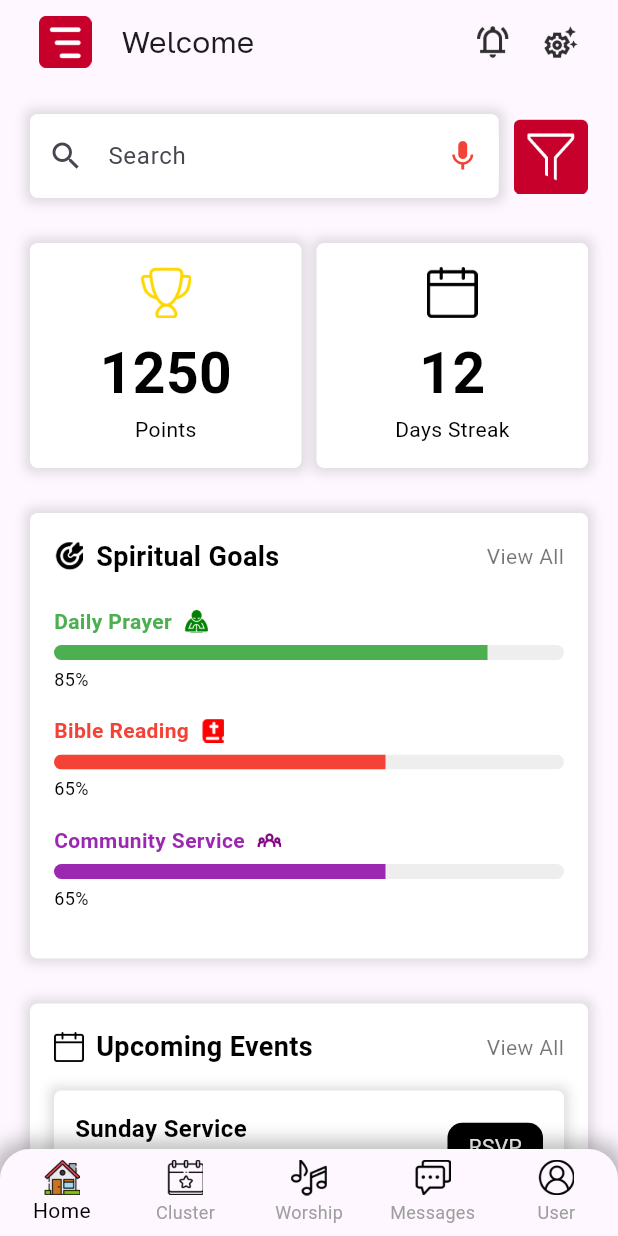
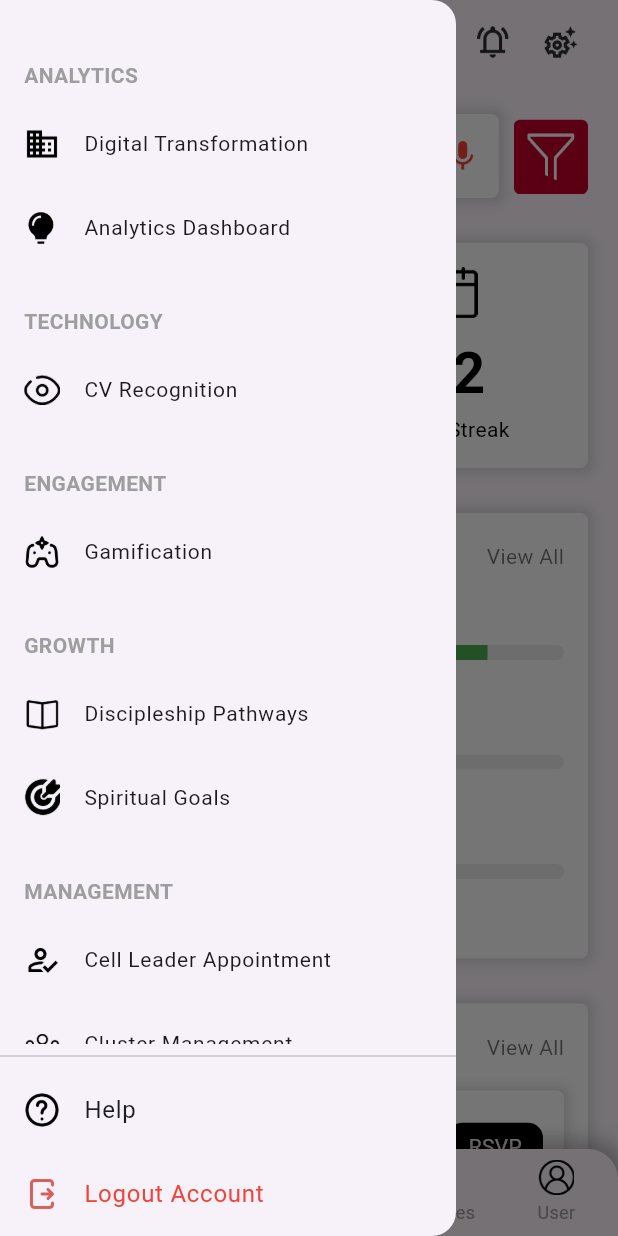
Before and after one commit to PhilipNzube/bcci_platform, a Flutter app: the screen it shows after launch, with the side drawer open (before the commit the screen has no drawer), on a phone screen of 412 x 824 dp. Run offline on Flutter 3.47's test engine with Material 3 defaults, Android fonts, the light colour scheme and no system bars; our stand-ins replace carousel_slider, connectivity_plus, flutter_secure_storage, shared_preferences.

Commit message:
update 9 files

```diff
--- a/lib/presentation/screens/home_page/home_page.dart
+++ b/lib/presentation/screens/home_page/home_page.dart
@@ -8,7 +8,8 @@ import 'package:flutter/material.dart' hide CarouselController;
 import 'package:provider/provider.dart';
 
 class HomePage extends StatefulWidget {
-  const HomePage({super.key});
+  final GlobalKey<ScaffoldState> scaffoldKey;
+  const HomePage({super.key, required this.scaffoldKey});
 
   @override
   State<HomePage> createState() => _HomePageState();
@@ -33,9 +34,11 @@ class _HomePageState extends State<HomePage>
                   child: Row(
                     children: [
                       InkWell(
-                        onTap: () {},
+                        onTap: () =>
+                            widget.scaffoldKey.currentState?.openDrawer(),
                         child: Image.asset('images/Menu.png', height: 35),
                       ),
+
                       Gap(20, isHorizontal: true),
                       Text(
                         'Welcome',
--- a/lib/presentation/screens/main_app/main_app.dart
+++ b/lib/presentation/screens/main_app/main_app.dart
@@ -1,5 +1,6 @@
 import 'package:bcci_platform/presentation/screens/cluster_page/cluster_page.dart';
 import 'package:bcci_platform/presentation/screens/home_page/home_page.dart';
+import 'package:bcci_platform/presentation/screens/main_app/widgets/app_side_bar.dart';
 import 'package:bcci_platform/presentation/screens/messages_page/messages_page.dart';
 import 'package:bcci_platform/presentation/screens/user_page/user_page.dart';
 import 'package:bcci_platform/presentation/screens/worship_page/worship_page.dart';
@@ -48,12 +49,26 @@ class _MainAppState extends State<MainApp> with TickerProviderStateMixin {
 
     return CustomBackHandler(
       child: Scaffold(
+        key: _scaffoldKey,
+        drawer: AppSidebar(
+          onItemTap: (label) {
+            Navigator.pop(context); // Always close the drawer first
+            /*
+  if (label == "Analytics Dashboard") {
+    // Navigate to analytics dashboard page
+    Navigator.pushNamed(context, '/analytics');
+  } else if (label == "CV Recognition") {
+  This is how you map the functions for each item, make sure the labels rhyme though.
+  */
+            print('Tapped on $label');
+          },
+        ),
         extendBody: true,
         body: SafeArea(
           child: IndexedStack(
             index: navController.selectedIndex,
             children: [
-              HomePage(),
+              HomePage(scaffoldKey: _scaffoldKey),
               ClusterPage(),
               WorshipPage(),
               MessagesPage(),
--- /dev/null
+++ b/lib/presentation/screens/main_app/widgets/app_side_bar.dart
@@ -0,0 +1,131 @@
+import 'package:bcci_platform/presentation/screens/main_app/widgets/side_bar_item.dart';
+import 'package:bcci_platform/presentation/screens/main_app/widgets/side_bar_section.dart';
+import 'package:flutter/material.dart';
+
+class AppSidebar extends StatelessWidget {
+  final void Function(String label)? onItemTap;
+
+  const AppSidebar({super.key, this.onItemTap});
+
+  @override
+  Widget build(BuildContext context) {
+    return Drawer(
+      child: SafeArea(
+        child: Column(
+          crossAxisAlignment: CrossAxisAlignment.start,
+          children: [
+            Expanded(
+              child: SingleChildScrollView(
+                padding: const EdgeInsets.all(16),
+                child: Column(
+                  crossAxisAlignment: CrossAxisAlignment.start,
+                  children: [
+                    SideBarSection(
+                      header: "ANALYTICS",
+                      items: [
+                        SideBarItem(
+                          label: "Digital Transformation",
+                          iconPath: 'images/Digital_Transformation.png',
+                          onItemTap: onItemTap,
+                        ),
+                        SideBarItem(
+                          label: "Analytics Dashboard",
+                          iconPath: 'images/Analytics.png',
+                          onItemTap: onItemTap,
+                        ),
+                      ],
+                    ),
+                    SideBarSection(
+                      header: "TECHNOLOGY",
+                      items: [
+                        SideBarItem(
+                          label: "CV Recognition",
+                          iconPath: 'images/CV_Recognition.png',
+                          onItemTap: onItemTap,
+                        ),
+                      ],
+                    ),
+                    SideBarSection(
+                      header: "ENGAGEMENT",
+                      items: [
+                        SideBarItem(
+                          label: "Gamification",
+                          iconPath: 'images/Gamification.png',
+                          onItemTap: onItemTap,
+                        ),
+                      ],
+                    ),
+                    SideBarSection(
+                      header: "GROWTH",
+                      items: [
+                        SideBarItem(
+                          label: "Discipleship Pathways",
+                          iconPath: 'images/Daily_Reading.png',
+                        ),
+                        SideBarItem(
+                          label: "Spiritual Goals",
+                          iconPath: 'images/Spiritual_Goal.png',
+                          onItemTap: onItemTap,
+                        ),
+                      ],
+                    ),
+                    SideBarSection(
+                      header: "MANAGEMENT",
+                      items: [
+                        SideBarItem(
+                          label: "Cell Leader Appointment",
+                          iconPath: 'images/Cell_Leader_Appointment.png',
+                          onItemTap: onItemTap,
+                        ),
+                        SideBarItem(
+                          label: "Cluster Management",
+                          iconPath: 'images/Fellowship.png',
+                          onItemTap: onItemTap,
+                        ),
+                        SideBarItem(
+                          label: "Cell Management",
+                          iconPath: 'images/Fellowship.png',
+                          onItemTap: onItemTap,
+                        ),
+                      ],
+                    ),
+                    SideBarSection(
+                      header: "GROWTH",
+                      items: [
+                        SideBarItem(
+                          label: "GPS Configuration",
+                          iconPath: 'images/GPS.png',
+                          onItemTap: onItemTap,
+                        ),
+                        SideBarItem(
+                          label: "Settings",
+                          iconPath: 'images/settings-2.png',
+                          onItemTap: onItemTap,
+                        ),
+                      ],
+                    ),
+                  ],
+                ),
+              ),
+            ),
+
+            Divider(),
+            ListTile(
+              leading: Image.asset('images/Help.png', width: 24),
+              title: const Text("Help"),
+              onTap: () => onItemTap?.call("Help"),
+            ),
+            ListTile(
+              leading: Image.asset('images/Log-out.png', width: 24),
+              title: const Text(
+                "Logout Account",
+                style: TextStyle(color: Colors.red),
+              ),
+              onTap: () => onItemTap?.call("Logout Account"),
+            ),
+          ],
+        ),
+      ),
+    );
+  }
+}
--- /dev/null
+++ b/lib/presentation/screens/main_app/widgets/side_bar_item.dart
@@ -0,0 +1,26 @@
+import 'package:flutter/material.dart';
+
+import '../../../../core/widgets/custom_gap.dart';
+
+class SideBarItem extends StatelessWidget {
+  final String label;
+  final String iconPath;
+  final void Function(String label)? onItemTap;
+
+  const SideBarItem({
+    super.key,
+    required this.label,
+    required this.iconPath,
+    this.onItemTap,
+  });
+
+  @override
+  Widget build(BuildContext context) {
+    return ListTile(
+      contentPadding: EdgeInsets.zero,
+      leading: Image.asset(iconPath, width: 24),
+      title: Text(label, style: const TextStyle(fontSize: 14)),
+      onTap: () => onItemTap?.call(label),
+    );
+  }
+}
--- /dev/null
+++ b/lib/presentation/screens/main_app/widgets/side_bar_section.dart
@@ -0,0 +1,31 @@
+import 'package:flutter/material.dart';
+
+import '../../../../core/widgets/custom_gap.dart';
+
+class SideBarSection extends StatelessWidget {
+  final String header;
+  final List<Widget> items;
+
+  const SideBarSection({super.key, required this.header, required this.items});
+
+  @override
+  Widget build(BuildContext context) {
+    return Column(
+      crossAxisAlignment: CrossAxisAlignment.start,
+      children: [
+        Padding(
+          padding: const EdgeInsets.only(top: 24, bottom: 8),
+          child: Text(
+            header,
+            style: const TextStyle(
+              fontWeight: FontWeight.bold,
+              fontSize: 14,
+              color: Colors.grey,
+            ),
+          ),
+        ),
+        ...items,
+      ],
+    );
+  }
+}
```
